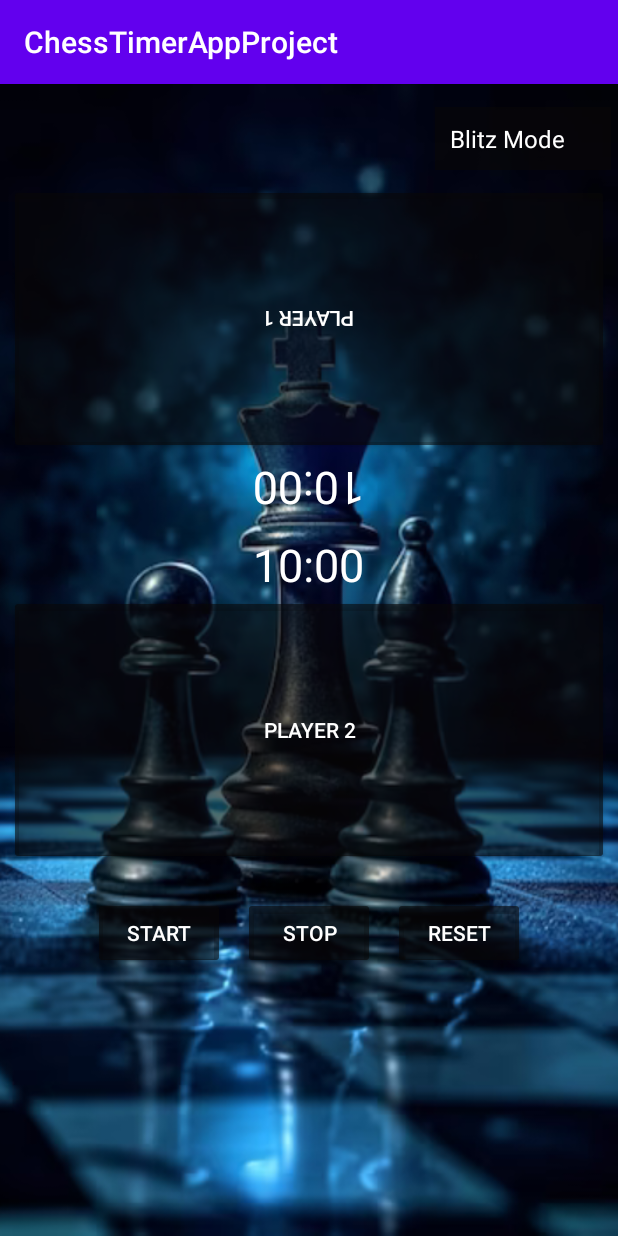
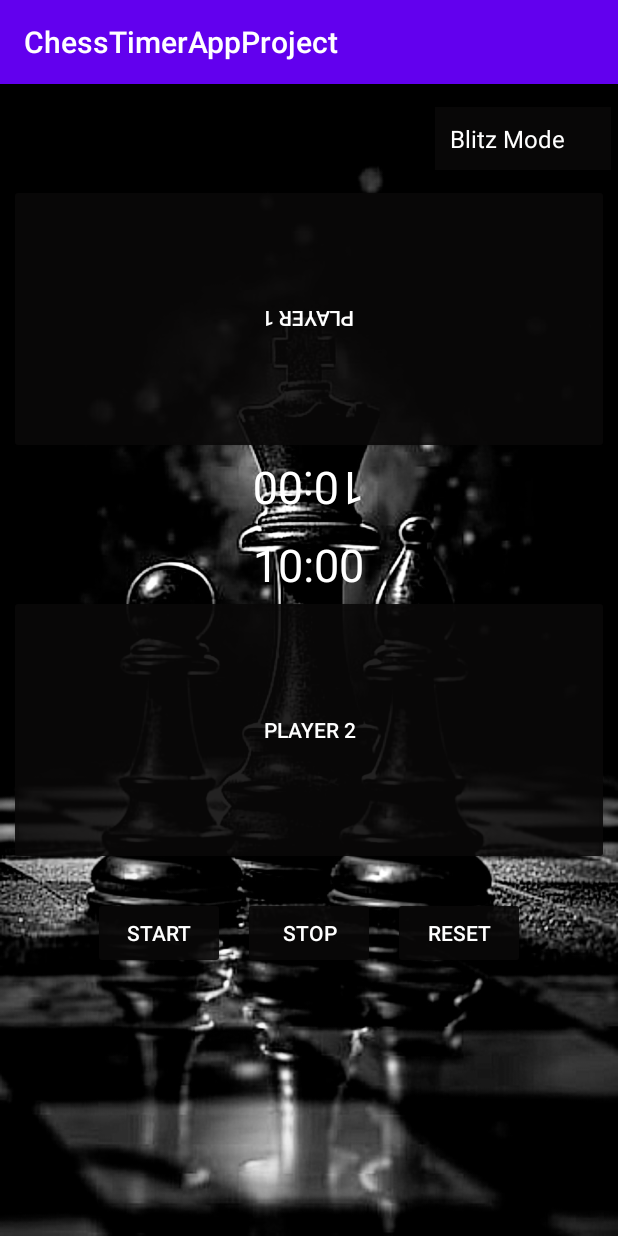
Before and after one commit to ZeuS-05/Chess-Timer-android-App, an Android app: the screen it shows after launch (MainActivity), on a phone screen of 412 x 824 dp. Run offline under Robolectric (Android 15) with nearby library versions, the phone set to English and light mode, and no system bars.

Commit message:
colour fix

```diff
--- a/app/src/main/res/values/colors.xml
+++ b/app/src/main/res/values/colors.xml
@@ -5,6 +5,6 @@
     <color name="colorPrimary">#6200EE</color>
     <color name="colorPrimaryDark">#3700B3</color>
     <color name="colorAccent">#03DAC5</color>
-    <color name="blur">#95090808</color>
+    <color name="blur">#E4090808</color>
 
 </resources>
```
Also changed, not shown: app/src/main/res/drawable/chessbackground.png.
